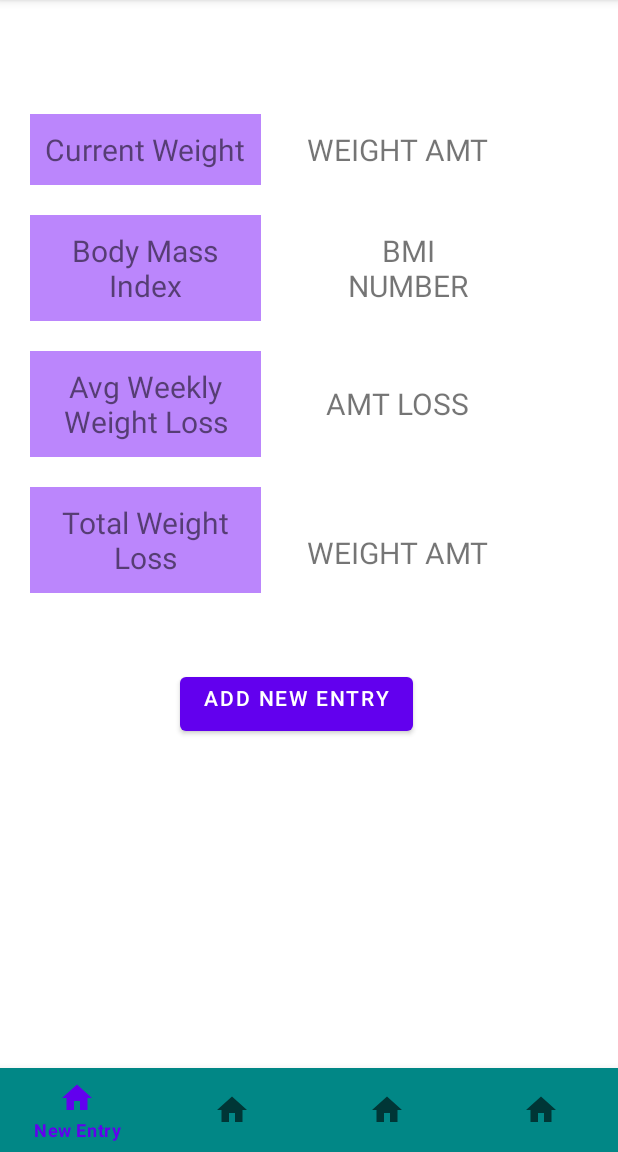
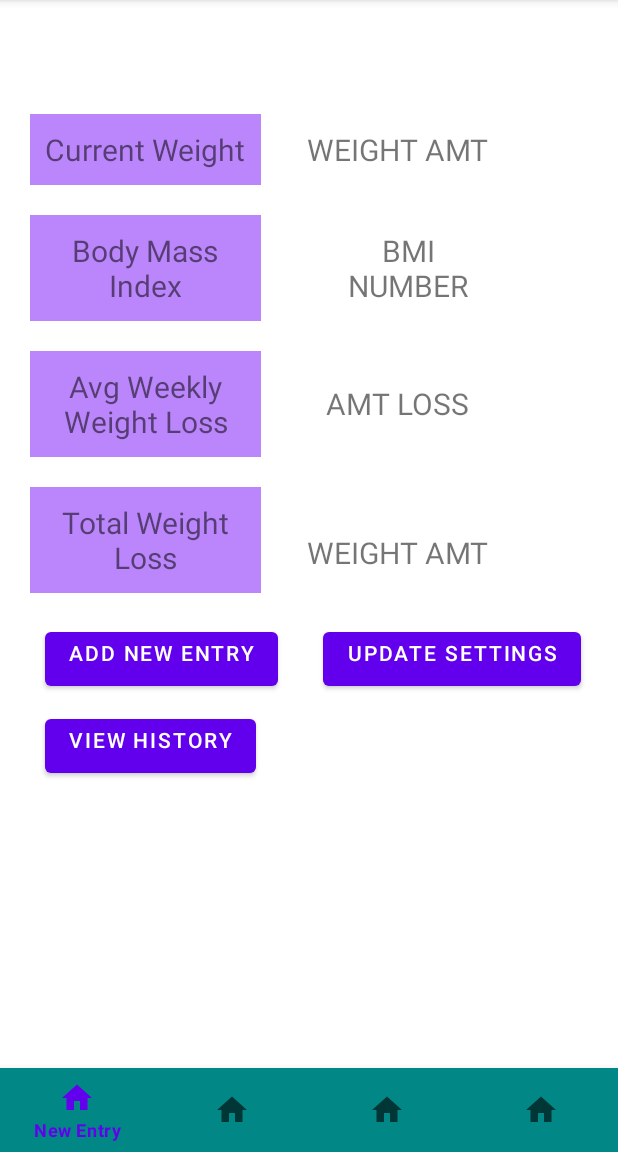
Before and after one commit to 03-triple-threat/CIS692FinalProject, an Android app: the screen it shows after launch (MainActivity), on a phone screen of 412 x 824 dp, the part 84-1236 px from its top. Run offline under Robolectric (Android 15) with nearby library versions, the phone set to English and light mode, and no system bars; our stand-ins replace navigation-ui.

```diff
--- a/app/src/main/res/layout/activity_main.xml
+++ b/app/src/main/res/layout/activity_main.xml
@@ -157,15 +157,40 @@
         android:padding="10dp"
         android:textSize="20sp" />
 
+    <!--  Navigation Buttons   -->
     <Button
+        android:id="@+id/button_add_new_entry"
         android:layout_width="wrap_content"
         android:layout_height="wrap_content"
         android:layout_below="@id/label_total_weight_loss"
-        android:layout_marginTop="50dp"
-        android:layout_marginLeft="120dp"
+        android:layout_marginTop="20dp"
+        android:layout_marginLeft="30dp"
         android:gravity="center_horizontal"
         android:text="@string/main_add_new_entry_button"
         android:onClick="enterData"/>
+
+    <Button
+        android:id="@+id/button_update_settings"
+        android:layout_width="wrap_content"
+        android:layout_height="wrap_content"
+        android:layout_below="@id/label_total_weight_loss_number"
+        android:layout_toRightOf="@id/button_add_new_entry"
+        android:layout_alignTop="@id/button_add_new_entry"
+        android:layout_marginLeft="30dp"
+        android:gravity="center_horizontal"
+        android:text="@string/main_update_settings_button"
+        android:onClick="updateSettings"/>
+
+    <Button
+        android:id="@+id/button_view_history"
+        android:layout_width="wrap_content"
+        android:layout_height="wrap_content"
+        android:layout_below="@id/button_add_new_entry"
+        android:layout_marginTop="10dp"
+        android:layout_marginLeft="30dp"
+        android:gravity="center_horizontal"
+        android:text="@string/main_view_history_button"
+        android:onClick="viewHistory"/>
 
     <!--  Navigation Bar  -->
     <com.google.android.material.bottomnavigation.BottomNavigationView
--- a/app/src/main/res/values/strings.xml
+++ b/app/src/main/res/values/strings.xml
@@ -15,6 +15,8 @@
     <string name="main_total_weight_loss_label">Total Weight Loss</string>
     <string name="main_total_weight_loss_label_number">WEIGHT AMT</string>
     <string name="main_add_new_entry_button">Add New Entry</string>
+    <string name="main_update_settings_button">Update Settings</string>
+    <string name="main_view_history_button">View History</string>
 
     <!--  Adding Input Strings based on Mockups  -->
     <string name="summary_current_weight_input_hint">Enter Current Weight</string>
```
Also changed, not shown: app/src/main/AndroidManifest.xml (+7 -3 lines), app/src/main/java/com/example/cis_692_final_project/HistoryActivity.java (+25 -0 lines), app/src/main/java/com/example/cis_692_final_project/MainActivity.java (+22 -27 lines), app/src/main/java/com/example/cis_692_final_project/NewEntryActivity.java (+26 -0 lines), app/src/main/java/com/example/cis_692_final_project/SettingsActivity.java (+31 -0 lines), app/src/main/java/com/example/cis_692_final_project/data/DatabaseManager.java (added, +69 -0 lines), app/src/main/java/com/example/cis_692_final_project/data/NewEntry.java (added, +47 -0 lines).
